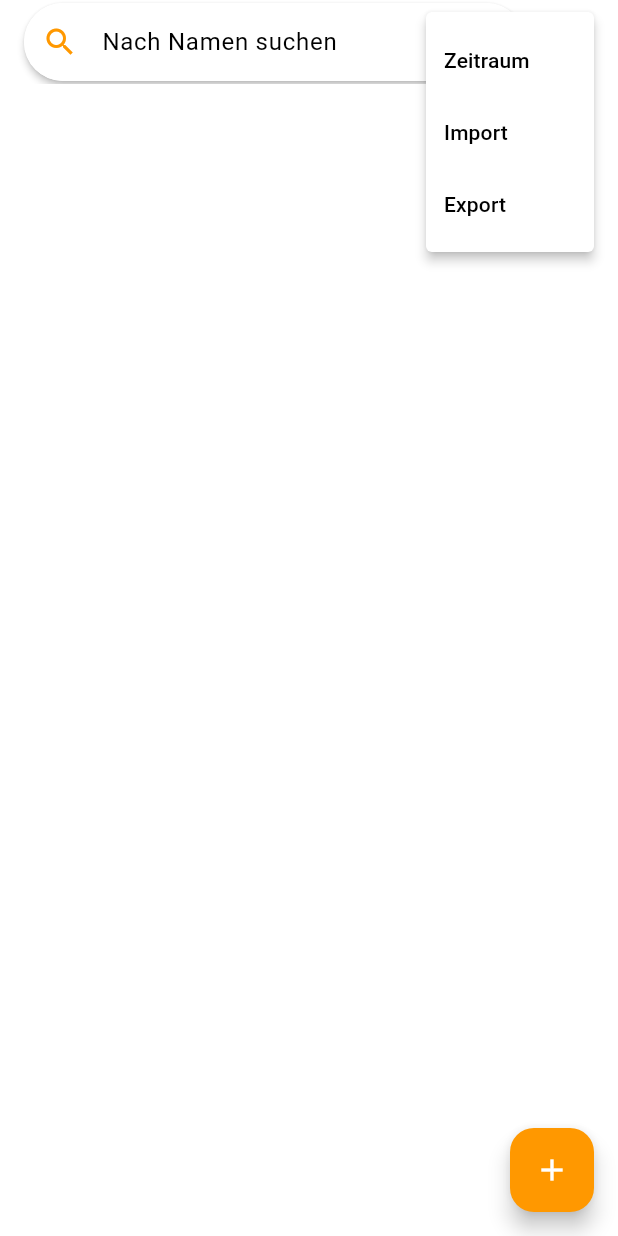
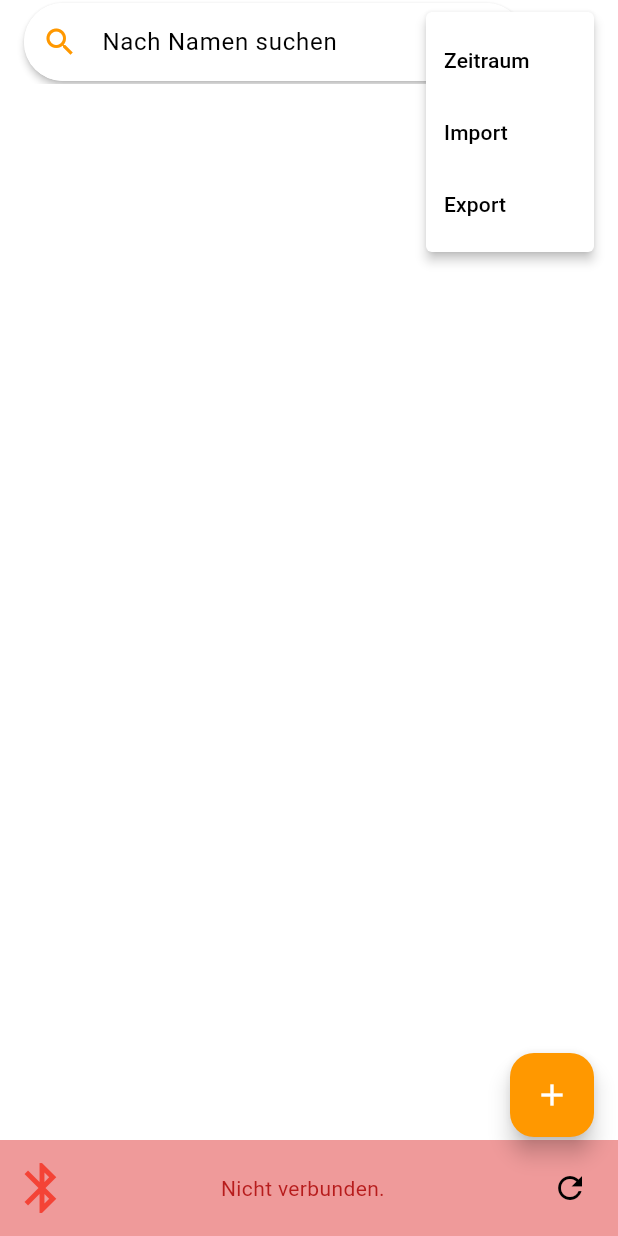
Before and after one commit to KastenKlicker/lichtschranke, a Flutter app: the screen it shows after launch, after a tap on the "more vert" icon, on a phone screen of 412 x 824 dp. Run offline on Flutter 3.47's test engine with Material 3 defaults, Android fonts, the phone set to English and light mode, and no system bars; our stand-ins replace csv, file_picker, shared_preferences; missing offline and left inert: bluetooth_classic.

Commit message:
Add Bluetooth connection status and handling
Introduced UI elements to display Bluetooth connection status with color-coded indicators. Enhanced Bluetooth initialization to handle device discovery and connection more robustly. Added error handling and reconnection logic for a better user experience.

```diff
--- a/lib/main.dart
+++ b/lib/main.dart
@@ -1,4 +1,5 @@
 
+import 'dart:async';
 import 'dart:convert';
 import 'dart:typed_data';
 import 'package:intl/intl.dart';
@@ -95,9 +96,9 @@ ThemeData appTheme = ThemeData(
     bodyMedium: TextStyle(color: Colors.black87), // Abgeschwächter Standardtext
   ),
   textSelectionTheme: TextSelectionThemeData(
-    cursorColor: Colors.orange, // Cursorfarbe beim Eingeben von Text
+    cursorColor: Colors.orange,
     selectionColor: Colors.orange[300], // Markierungsfarbe für ausgewählten Text
-    selectionHandleColor: Colors.orange, // Farbe der Markierungshandles (z.B. bei Dragging)
+    selectionHandleColor: Colors.orange,
   ),
 );
 
@@ -123,6 +124,7 @@ class TimeListScreen extends StatefulWidget {
 
 class _TimeListScreenState extends State<TimeListScreen> {
   List<TimeEntry> _times = [];
+
   bool _isDuplicate(TimeEntry timeEntry) {
     return _times.any((entry) =>
         entry.time == timeEntry.time &&
@@ -269,10 +271,15 @@ void _editName(int index) {
     super.initState();
     _loadTimes();
     _sortTimes();
+
     _initializeBluetooth();
   }
 
+  String _connectionStatus = "Nicht verbunden.";
+  late Device lichtschranke;
+
   Future<void> _initializeBluetooth() async {
+
     // Zugriff auf Bluetooth-Erlaubnis
     await _bluetoothClassicPlugin.initPermissions();
     // Verbindung mit dem Bluetooth-Gerät herstellen
@@ -280,16 +287,50 @@ void _editName(int index) {
     // Lichtschranke mit Name finden
     List<Device> deviceList = await _bluetoothClassicPlugin.getPairedDevices();
 
-    Device lichtschranke = await deviceList.where((device) => device.name == "Lichtschranke").first;
+    List<String> deviceNames = <String>[];
 
-    print("Adresse Lichtschranke: " + lichtschranke.address);
+    for (Device device in deviceList) {
+      deviceNames.add(device.name!);
+    }
 
-    await _bluetoothClassicPlugin.connect(lichtschranke.address, "00001101-0000-1000-8000-00805f9b34fb");
+    if (!deviceNames.contains("Lichtschranke")) {
+      setState(() {
+        _connectionStatus = "Lichtschranke nicht gefunden.";
+      });
+      return;
+    }
 
-    // Daten-Event abonnieren
+    lichtschranke = deviceList.where((device) => device.name == "Lichtschranke").first;
+
+    _bluetoothClassicPlugin.onDeviceStatusChanged().listen((status) {
+      _handleBluetoothStatus(status);
+    });
+
     _bluetoothClassicPlugin.onDeviceDataReceived().listen((event) {
       _handleData(event);
     });
+  }
+
+  void _connectToLichtschranke() async {
+    await _bluetoothClassicPlugin.connect(lichtschranke.address, "00001101-0000-1000-8000-00805f9b34fb");
+  }
+
+  void _handleBluetoothStatus(int status) {
+    if (status == Device.disconnected) {
+      setState(() {
+        _connectionStatus = "Nicht verbunden.";
+      });
+    }
+    else if (status == Device.connecting) {
+      setState(() {
+        _connectionStatus = "Verbinde mit Lichtschranke...";
+      });
+    }
+    else {
+      setState(() {
+        _connectionStatus = "Verbunden mit Lichtschranke";
+      });
+    }
   }
 
   bool _isLessThan500ms(TimeEntry newEntry) {
@@ -301,7 +342,7 @@ void _editName(int index) {
   }
 
   void _handleData(Uint8List event) {
-    setState(() {
+
     String timeInMillisStr = String.fromCharCodes(event).trim();
     int timeInMillis = int.parse(timeInMillisStr);
     DateTime dateTime = DateTime.fromMillisecondsSinceEpoch(timeInMillis, isUtc: true);
@@ -313,6 +354,8 @@ void _editName(int index) {
         date: DateFormat('dd.MM.yyyy HH:mm').format(DateTime.now()));
 
     if (_isDuplicate(newEntry) || _isLessThan500ms(newEntry)) return;
+
+    setState(() {
 
       // Fügen Sie den empfangenen Zeitstempel zur Liste hinzu
       _times.add(newEntry);
@@ -502,13 +545,6 @@ return AlertDialog(
         initialDateRange: DateTimeRange(
             start: today.subtract(Duration(days: today.weekday -1)), // Get Week start
             end: today),
-        /*builder: (context, child) => Theme(
-            data: ThemeData().copyWith(
-              colorScheme: ColorScheme.light(
-                primary: Colors.orange
-              )
-            ),
-            child: child!)*/
     );
 
     _filterByDateRange(dateTimeRange!);
@@ -740,8 +776,7 @@ return AlertDialog(
                       return PopupMenuItem<String>(
                         value: choice,
                         child: Text(choice),
-                        // TODO Implementation 1/3
-                        // TODO Fix Bluetooth freeze
+                        // TODO Teilen button
                       );
                     }).toList();
                   },
@@ -751,11 +786,17 @@ return AlertDialog(
           ],
         )
       ),
-      floatingActionButton: FloatingActionButton(
+      floatingActionButton: Padding(
+        padding: const EdgeInsets.only(bottom: 50.0),
+        child: FloatingActionButton(
           onPressed: _showAddTimeDialog,
           child: const Icon(Icons.add),
         ),
-      body: Container(
+      ),
+      body: Column(
+        children: [
+          Expanded(
+            child: Container(
               color: Colors.white,
               child: ListView.builder(
               itemCount: _filteredTimes.length,
@@ -786,6 +827,40 @@ return AlertDialog(
               },
               ),
             ),
+          ),
+          Container(
+            color:  (_connectionStatus == "Verbunden mit Lichtschranke")? Colors.green[200]
+                : (_connectionStatus == "Verbinde mit Lichtschranke...")? Colors.orange[200]
+                : Colors.red[200],
+            padding: const EdgeInsets.all(8.0),
+            child: Row(
+              mainAxisAlignment: MainAxisAlignment.spaceBetween,
+              children: [
+                Icon(Icons.bluetooth, color: (_connectionStatus == "Verbunden mit Lichtschranke")? Colors.green
+                    : (_connectionStatus == "Verbinde mit Lichtschranke...")? Colors.orange
+                    : Colors.red,
+                  size: 40.0,),
+                Expanded(
+                  child: Text(
+                    _connectionStatus,
+                    style: (_connectionStatus == "Verbunden mit Lichtschranke")? TextStyle(color: Colors.green[900])
+                          : (_connectionStatus == "Verbinde mit Lichtschranke...")? TextStyle(color: Colors.orange[900])
+                          : TextStyle(color: Colors.red[900]),
+                    textAlign: TextAlign.center,
+                  ),
+                ),
+                IconButton(
+                    onPressed: () {
+                      if (_connectionStatus != "Verbunden mit Lichtschranke"
+                          && _connectionStatus != "Verbinde mit Lichtschranke...")
+                        _connectToLichtschranke();
+                    },
+                    icon: Icon(Icons.refresh, color: Colors.black)),
+              ],
+            ),
+          ),
+        ],
+      ),
     );
   }
 }
```
Lines whose indentation alone changed are shown as unchanged.
